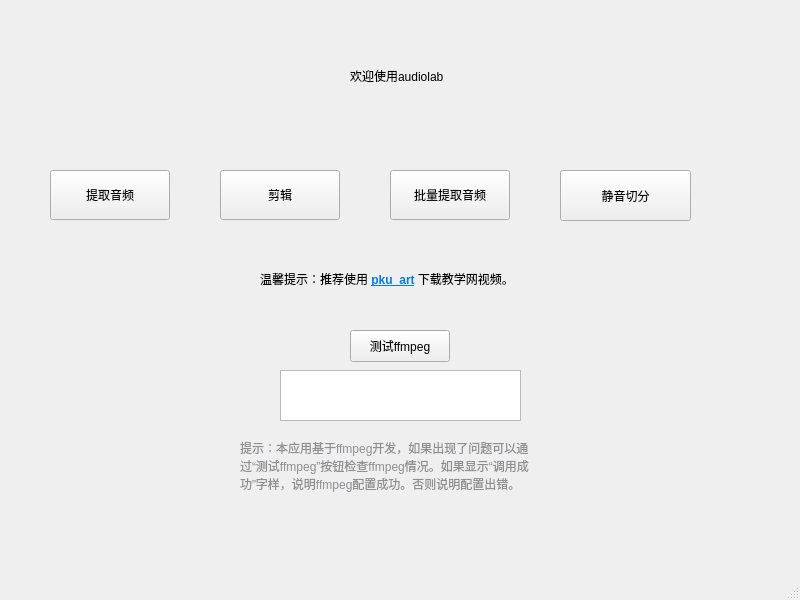
Above: mainwindow.ui from xyzlyz/audiolab before the change. Below: the same form after it.
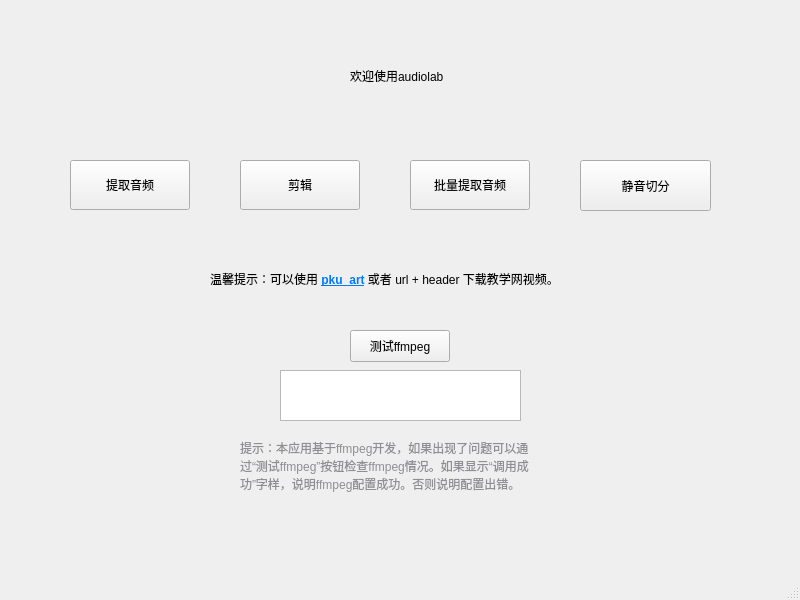
That is the form after the change.

What changed in the file:
```diff
--- a/mainwindow.ui
+++ b/mainwindow.ui
@@ -27,8 +27,8 @@
    <widget class="QPushButton" name="To_audioextract">
     <property name="geometry">
      <rect>
-      <x>390</x>
-      <y>170</y>
+      <x>410</x>
+      <y>160</y>
       <width>120</width>
       <height>50</height>
      </rect>
@@ -76,8 +76,8 @@
    <widget class="QPushButton" name="To_audiocut">
     <property name="geometry">
      <rect>
-      <x>220</x>
-      <y>170</y>
+      <x>240</x>
+      <y>160</y>
       <width>120</width>
       <height>50</height>
      </rect>
@@ -89,8 +89,8 @@
    <widget class="QPushButton" name="pushButton">
     <property name="geometry">
      <rect>
-      <x>50</x>
-      <y>170</y>
+      <x>70</x>
+      <y>160</y>
       <width>120</width>
       <height>50</height>
      </rect>
@@ -102,14 +102,14 @@
    <widget class="QLabel" name="label_2">
     <property name="geometry">
      <rect>
-      <x>260</x>
+      <x>210</x>
       <y>270</y>
-      <width>271</width>
+      <width>381</width>
       <height>16</height>
      </rect>
     </property>
     <property name="text">
-     <string>温馨提示：推荐使用 &lt;a href='https://github.com/zhuozhiyongde/PKU-Art?tab=readme-ov-file#-安装' style='color: #007AFF; font-weight: bold;'&gt;pku_art&lt;/a&gt; 下载教学网视频。</string>
+     <string>温馨提示：可以使用 &lt;a href='https://github.com/zhuozhiyongde/PKU-Art?tab=readme-ov-file#-安装' style='color: #007AFF; font-weight: bold;'&gt;pku_art&lt;/a&gt; 或者 url + header 下载教学网视频。</string>
     </property>
     <property name="openExternalLinks">
      <bool>true</bool>
@@ -144,8 +144,8 @@
    <widget class="QPushButton" name="scut">
     <property name="geometry">
      <rect>
-      <x>560</x>
-      <y>170</y>
+      <x>580</x>
+      <y>160</y>
       <width>131</width>
       <height>51</height>
      </rect>
```
Left out of the diff: 2 changed lines with no effect on the pictures.
